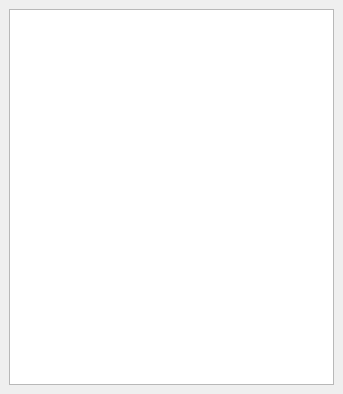
First picture: the form in source/qxrdacquisitionextrainputsdialog.ui, repository guyjennings/qxrd, before the edit.
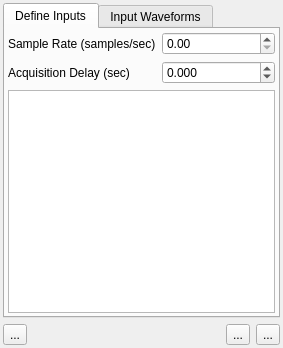
Second picture: the form after the edit. Icons and pictures are not drawn. Custom widgets are drawn as their Qt base class.

Commit message: Begin to implement extra inputs control panel

```diff
--- a/source/qxrdacquisitionextrainputsdialog.ui
+++ b/source/qxrdacquisitionextrainputsdialog.ui
@@ -6,25 +6,208 @@
    <rect>
     <x>0</x>
     <y>0</y>
-    <width>343</width>
-    <height>394</height>
+    <width>283</width>
+    <height>348</height>
    </rect>
   </property>
   <property name="windowTitle">
    <string>Extra Inputs</string>
   </property>
   <widget class="QWidget" name="dockWidgetContents">
-   <layout class="QGridLayout" name="gridLayout">
-    <item row="0" column="0">
-     <widget class="QTableWidget" name="m_ExtraInputsTable">
-      <property name="columnCount">
+   <layout class="QGridLayout" name="gridLayout_5">
+    <property name="margin">
+     <number>3</number>
+    </property>
+    <item row="1" column="0">
+     <widget class="QTabWidget" name="tabWidget">
+      <property name="currentIndex">
        <number>0</number>
       </property>
+      <widget class="QWidget" name="m_DefineInputs">
+       <attribute name="title">
+        <string>Define Inputs</string>
+       </attribute>
+       <layout class="QGridLayout" name="gridLayout">
+        <property name="margin">
+         <number>3</number>
+        </property>
+        <item row="0" column="0">
+         <layout class="QGridLayout" name="gridLayout_3">
+          <item row="0" column="0">
+           <widget class="QLabel" name="label">
+            <property name="text">
+             <string>Sample Rate (samples/sec)</string>
+            </property>
+           </widget>
+          </item>
+          <item row="0" column="1">
+           <widget class="QDoubleSpinBox" name="m_SampleRate">
+            <property name="toolTip">
+             <string>Select sampling rate for extra input channels
+(About 1Khz is probably best)
+</string>
+            </property>
+            <property name="maximum">
+             <double>1000000.000000000000000</double>
+            </property>
+           </widget>
+          </item>
+          <item row="1" column="0">
+           <widget class="QLabel" name="label_2">
+            <property name="text">
+             <string>Acquisition Delay (sec)</string>
+            </property>
+           </widget>
+          </item>
+          <item row="1" column="1">
+           <widget class="QDoubleSpinBox" name="m_AcquisitionDelay">
+            <property name="toolTip">
+             <string>Approximate delay between actual exposure end and data available to computer (probably about 0.1 sec)</string>
+            </property>
+            <property name="decimals">
+             <number>3</number>
+            </property>
+            <property name="minimum">
+             <double>-0.500000000000000</double>
+            </property>
+            <property name="maximum">
+             <double>0.500000000000000</double>
+            </property>
+            <property name="singleStep">
+             <double>0.010000000000000</double>
+            </property>
+           </widget>
+          </item>
+          <item row="2" column="0" colspan="2">
+           <widget class="QTableWidget" name="m_ExtraInputsTable">
+            <property name="toolTip">
+             <string>Channel Information</string>
+            </property>
+            <property name="alternatingRowColors">
+             <bool>true</bool>
+            </property>
+            <property name="selectionBehavior">
+             <enum>QAbstractItemView::SelectColumns</enum>
+            </property>
+            <property name="columnCount">
+             <number>0</number>
+            </property>
+           </widget>
+          </item>
+         </layout>
+        </item>
+       </layout>
+      </widget>
+      <widget class="QWidget" name="tab_2">
+       <attribute name="title">
+        <string>Input Waveforms</string>
+       </attribute>
+       <layout class="QGridLayout" name="gridLayout_4">
+        <property name="margin">
+         <number>3</number>
+        </property>
+        <item row="0" column="0">
+         <widget class="QxrdAcquisitionExtraInputsPlot" name="m_AcquisitionWaveforms" native="true"/>
+        </item>
+       </layout>
+      </widget>
+     </widget>
+    </item>
+    <item row="2" column="0">
+     <widget class="QWidget" name="widget" native="true">
+      <layout class="QGridLayout" name="gridLayout_2">
+       <property name="margin">
+        <number>0</number>
+       </property>
+       <item row="0" column="2">
+        <widget class="QToolButton" name="m_AddChannel">
+         <property name="toolTip">
+          <string>Add a new channel</string>
+         </property>
+         <property name="text">
+          <string>...</string>
+         </property>
+         <property name="icon">
+          <iconset resource="qxrdresources.qrc">
+           <normaloff>:/images/list-add.png</normaloff>:/images/list-add.png</iconset>
+         </property>
+         <property name="iconSize">
+          <size>
+           <width>24</width>
+           <height>24</height>
+          </size>
+         </property>
+        </widget>
+       </item>
+       <item row="0" column="3">
+        <widget class="QToolButton" name="m_RemoveChannel">
+         <property name="toolTip">
+          <string>Remove channel</string>
+         </property>
+         <property name="text">
+          <string>...</string>
+         </property>
+         <property name="icon">
+          <iconset resource="qxrdresources.qrc">
+           <normaloff>:/images/list-remove.png</normaloff>:/images/list-remove.png</iconset>
+         </property>
+         <property name="iconSize">
+          <size>
+           <width>24</width>
+           <height>24</height>
+          </size>
+         </property>
+        </widget>
+       </item>
+       <item row="0" column="1">
+        <spacer name="horizontalSpacer">
+         <property name="orientation">
+          <enum>Qt::Horizontal</enum>
+         </property>
+         <property name="sizeHint" stdset="0">
+          <size>
+           <width>40</width>
+           <height>20</height>
+          </size>
+         </property>
+        </spacer>
+       </item>
+       <item row="0" column="0">
+        <widget class="QToolButton" name="m_TestReadout">
+         <property name="toolTip">
+          <string>Test Readout</string>
+         </property>
+         <property name="text">
+          <string>...</string>
+         </property>
+         <property name="icon">
+          <iconset resource="qxrdresources.qrc">
+           <normaloff>:/images/view-refresh.png</normaloff>:/images/view-refresh.png</iconset>
+         </property>
+         <property name="iconSize">
+          <size>
+           <width>24</width>
+           <height>24</height>
+          </size>
+         </property>
+        </widget>
+       </item>
+      </layout>
      </widget>
     </item>
    </layout>
   </widget>
  </widget>
- <resources/>
+ <customwidgets>
+  <customwidget>
+   <class>QxrdAcquisitionExtraInputsPlot</class>
+   <extends>QWidget</extends>
+   <header>qxrdacquisitionextrainputsplot.h</header>
+   <container>1</container>
+  </customwidget>
+ </customwidgets>
+ <resources>
+  <include location="qxrdresources.qrc"/>
+ </resources>
  <connections/>
 </ui>
```
The commit also changes 2 other files.
